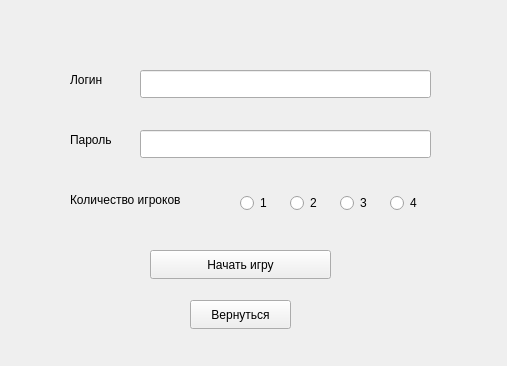
Saham9tka/for_bots, file newgamewindow.ui: the form before one commit.
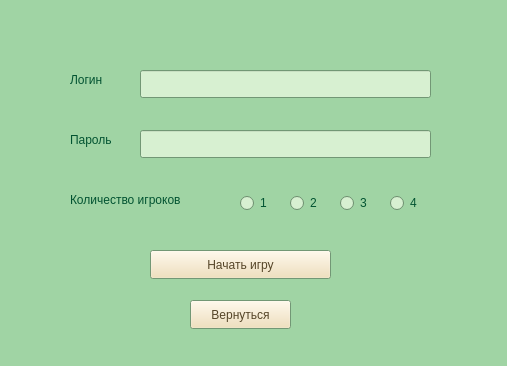
The form after the commit.

Diff of the .ui file:
```diff
--- a/newgamewindow.ui
+++ b/newgamewindow.ui
@@ -10,6 +10,304 @@
     <height>366</height>
    </rect>
   </property>
+  <property name="palette">
+   <palette>
+    <active>
+     <colorrole role="WindowText">
+      <brush brushstyle="SolidPattern">
+       <color alpha="255">
+        <red>2</red>
+        <green>83</green>
+        <blue>49</blue>
+       </color>
+      </brush>
+     </colorrole>
+     <colorrole role="Button">
+      <brush brushstyle="SolidPattern">
+       <color alpha="255">
+        <red>240</red>
+        <green>221</green>
+        <blue>177</blue>
+       </color>
+      </brush>
+     </colorrole>
+     <colorrole role="Light">
+      <brush brushstyle="SolidPattern">
+       <color alpha="255">
+        <red>255</red>
+        <green>255</green>
+        <blue>255</blue>
+       </color>
+      </brush>
+     </colorrole>
+     <colorrole role="Text">
+      <brush brushstyle="SolidPattern">
+       <color alpha="255">
+        <red>2</red>
+        <green>83</green>
+        <blue>49</blue>
+       </color>
+      </brush>
+     </colorrole>
+     <colorrole role="BrightText">
+      <brush brushstyle="SolidPattern">
+       <color alpha="255">
+        <red>2</red>
+        <green>83</green>
+        <blue>49</blue>
+       </color>
+      </brush>
+     </colorrole>
+     <colorrole role="ButtonText">
+      <brush brushstyle="SolidPattern">
+       <color alpha="255">
+        <red>85</red>
+        <green>69</green>
+        <blue>40</blue>
+       </color>
+      </brush>
+     </colorrole>
+     <colorrole role="Base">
+      <brush brushstyle="SolidPattern">
+       <color alpha="255">
+        <red>215</red>
+        <green>240</green>
+        <blue>209</blue>
+       </color>
+      </brush>
+     </colorrole>
+     <colorrole role="Window">
+      <brush brushstyle="SolidPattern">
+       <color alpha="255">
+        <red>160</red>
+        <green>212</green>
+        <blue>164</blue>
+       </color>
+      </brush>
+     </colorrole>
+     <colorrole role="Highlight">
+      <brush brushstyle="SolidPattern">
+       <color alpha="255">
+        <red>89</red>
+        <green>159</green>
+        <blue>118</blue>
+       </color>
+      </brush>
+     </colorrole>
+     <colorrole role="HighlightedText">
+      <brush brushstyle="SolidPattern">
+       <color alpha="255">
+        <red>211</red>
+        <green>240</green>
+        <blue>191</blue>
+       </color>
+      </brush>
+     </colorrole>
+     <colorrole role="AlternateBase">
+      <brush brushstyle="SolidPattern">
+       <color alpha="255">
+        <red>186</red>
+        <green>223</green>
+        <blue>180</blue>
+       </color>
+      </brush>
+     </colorrole>
+     <colorrole role="ToolTipText">
+      <brush brushstyle="SolidPattern">
+       <color alpha="255">
+        <red>2</red>
+        <green>83</green>
+        <blue>49</blue>
+       </color>
+      </brush>
+     </colorrole>
+    </active>
+    <inactive>
+     <colorrole role="WindowText">
+      <brush brushstyle="SolidPattern">
+       <color alpha="255">
+        <red>2</red>
+        <green>83</green>
+        <blue>49</blue>
+       </color>
+      </brush>
+     </colorrole>
+     <colorrole role="Button">
+      <brush brushstyle="SolidPattern">
+       <color alpha="255">
+        <red>240</red>
+        <green>221</green>
+        <blue>177</blue>
+       </color>
+      </brush>
+     </colorrole>
+     <colorrole role="Light">
+      <brush brushstyle="SolidPattern">
+       <color alpha="255">
+        <red>255</red>
+        <green>255</green>
+        <blue>255</blue>
+       </color>
+      </brush>
+     </colorrole>
+     <colorrole role="Text">
+      <brush brushstyle="SolidPattern">
+       <color alpha="255">
+        <red>2</red>
+        <green>83</green>
+        <blue>49</blue>
+       </color>
+      </brush>
+     </colorrole>
+     <colorrole role="BrightText">
+      <brush brushstyle="SolidPattern">
+       <color alpha="255">
+        <red>2</red>
+        <green>83</green>
+        <blue>49</blue>
+       </color>
+      </brush>
+     </colorrole>
+     <colorrole role="ButtonText">
+      <brush brushstyle="SolidPattern">
+       <color alpha="255">
+        <red>85</red>
+        <green>69</green>
+        <blue>40</blue>
+       </color>
+      </brush>
+     </colorrole>
+     <colorrole role="Base">
+      <brush brushstyle="SolidPattern">
+       <color alpha="255">
+        <red>215</red>
+        <green>240</green>
+        <blue>209</blue>
+       </color>
+      </brush>
+     </colorrole>
+     <colorrole role="Window">
+      <brush brushstyle="SolidPattern">
+       <color alpha="255">
+        <red>160</red>
+        <green>212</green>
+        <blue>164</blue>
+       </color>
+      </brush>
+     </colorrole>
+     <colorrole role="Highlight">
+      <brush brushstyle="SolidPattern">
+       <color alpha="255">
+        <red>89</red>
+        <green>159</green>
+        <blue>118</blue>
+       </color>
+      </brush>
+     </colorrole>
+     <colorrole role="HighlightedText">
+      <brush brushstyle="SolidPattern">
+       <color alpha="255">
+        <red>211</red>
+        <green>240</green>
+        <blue>191</blue>
+       </color>
+      </brush>
+     </colorrole>
+     <colorrole role="AlternateBase">
+      <brush brushstyle="SolidPattern">
+       <color alpha="255">
+        <red>186</red>
+        <green>223</green>
+        <blue>180</blue>
+       </color>
+      </brush>
+     </colorrole>
+     <colorrole role="ToolTipText">
+      <brush brushstyle="SolidPattern">
+       <color alpha="255">
+        <red>2</red>
+        <green>83</green>
+        <blue>49</blue>
+       </color>
+      </brush>
+     </colorrole>
+    </inactive>
+    <disabled>
+     <colorrole role="Button">
+      <brush brushstyle="SolidPattern">
+       <color alpha="255">
+        <red>240</red>
+        <green>221</green>
+        <blue>177</blue>
+       </color>
+      </brush>
+     </colorrole>
+     <colorrole role="Light">
+      <brush brushstyle="SolidPattern">
+       <color alpha="255">
+        <red>255</red>
+        <green>255</green>
+        <blue>255</blue>
+       </color>
+      </brush>
+     </colorrole>
+     <colorrole role="BrightText">
+      <brush brushstyle="SolidPattern">
+       <color alpha="255">
+        <red>2</red>
+        <green>83</green>
+        <blue>49</blue>
+       </color>
+      </brush>
+     </colorrole>
+     <colorrole role="Base">
+      <brush brushstyle="SolidPattern">
+       <color alpha="255">
+        <red>160</red>
+        <green>212</green>
+        <blue>164</blue>
+       </color>
+      </brush>
+     </colorrole>
+     <colorrole role="Window">
+      <brush brushstyle="SolidPattern">
+       <color alpha="255">
+        <red>160</red>
+        <green>212</green>
+        <blue>164</blue>
+       </color>
+      </brush>
+     </colorrole>
+     <colorrole role="HighlightedText">
+      <brush brushstyle="SolidPattern">
+       <color alpha="255">
+        <red>211</red>
+        <green>240</green>
+        <blue>191</blue>
+       </color>
+      </brush>
+     </colorrole>
+     <colorrole role="AlternateBase">
+      <brush brushstyle="SolidPattern">
+       <color alpha="255">
+        <red>186</red>
+        <green>223</green>
+        <blue>180</blue>
+       </color>
+      </brush>
+     </colorrole>
+     <colorrole role="ToolTipText">
+      <brush brushstyle="SolidPattern">
+       <color alpha="255">
+        <red>2</red>
+        <green>83</green>
+        <blue>49</blue>
+       </color>
+      </brush>
+     </colorrole>
+    </disabled>
+   </palette>
+  </property>
   <property name="windowTitle">
    <string>Form</string>
   </property>
```
